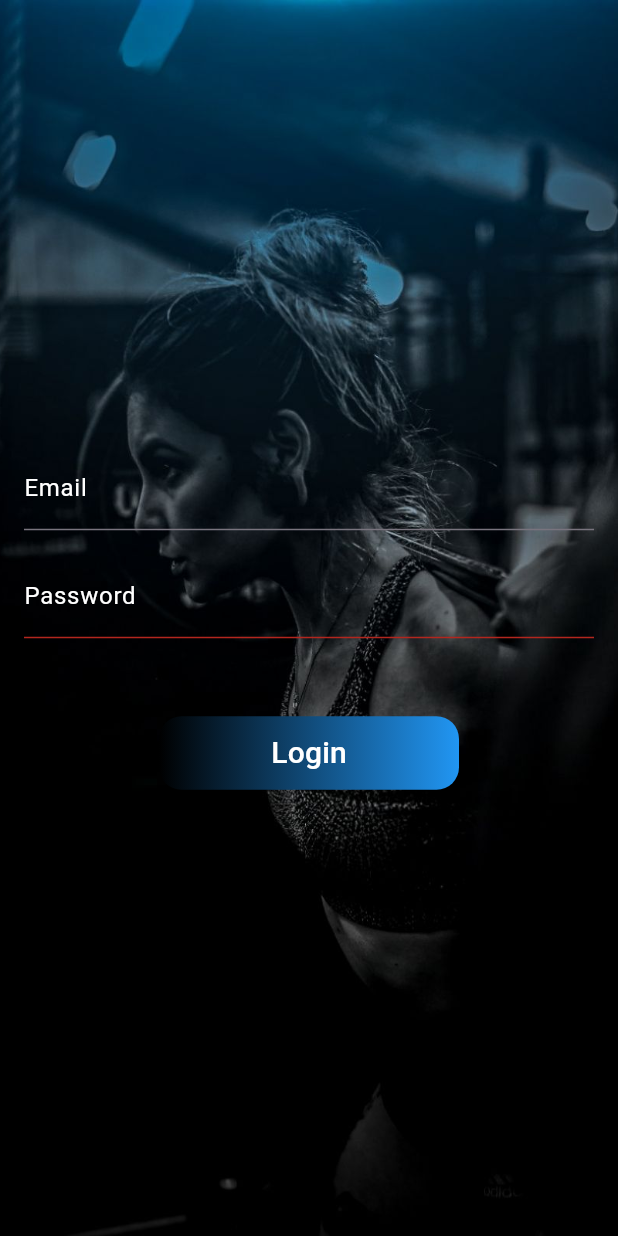
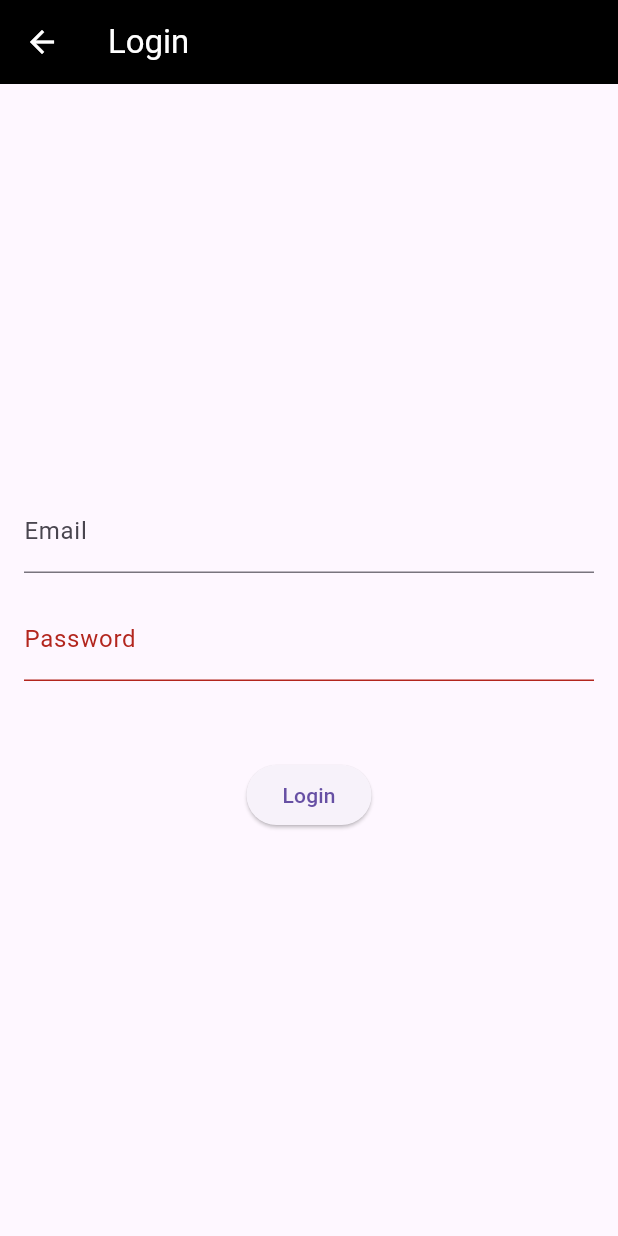
Before and after one commit to SDGP-93/FitFlow, a Flutter app: the screen it shows after launch, after a tap on "Log In", on a phone screen of 412 x 824 dp. Run offline on Flutter 3.47's test engine with Material 3 defaults, Android fonts, the phone set to English and light mode, and no system bars; our stand-ins replace firebase_auth, firebase_core; accounts and stored records are empty; network calls fail.

```diff
--- a/lib/Screens/logIn.dart
+++ b/lib/Screens/logIn.dart
@@ -17,15 +17,12 @@ class _logInState extends State<logIn> {
   @override
   Widget build(BuildContext context) {
     return Scaffold(
-      appBar: null, // Remove app top bar
-      body: Container(
-        decoration: BoxDecoration(
-          image: DecorationImage(
-            image: AssetImage('assets/loginBG.jpg'),
-            fit: BoxFit.cover,
+      appBar: AppBar(
+        title: const Text('Login'),
+        backgroundColor: Colors.black,
+        foregroundColor: Colors.white,
       ),
-        ),
-        child: Padding(
+      body: Padding(
         padding: const EdgeInsets.all(16.0),
         child: Column(
           mainAxisAlignment: MainAxisAlignment.center,
@@ -34,9 +31,7 @@ class _logInState extends State<logIn> {
               controller: _emailController,
               decoration: InputDecoration(
                 labelText: 'Email',
-                  labelStyle: TextStyle(color: Colors.white), // Set label text color to white
               ),
-                style: TextStyle(color: Colors.yellow), // Set text field text color to yellow
             ),
             const SizedBox(height: 16),
             TextField(
@@ -45,22 +40,10 @@ class _logInState extends State<logIn> {
               decoration: InputDecoration(
                 labelText: 'Password',
                 errorText: _errorMessage, // Display error message
-                  labelStyle: TextStyle(color: Colors.white), // Set label text color to white
               ),
-                style: TextStyle(color: Colors.yellow), // Set text field text color to yellow
             ),
             const SizedBox(height: 32),
-              Container(
-                width: 200,
-                decoration: BoxDecoration(
-                  borderRadius: BorderRadius.circular(15.0),
-                  gradient: LinearGradient(
-                    colors: [Colors.black, Colors.blue], // Gradient colors
-                    begin: Alignment.centerLeft,
-                    end: Alignment.centerRight,
-                  ),
-                ),
-                child: ElevatedButton(
+            ElevatedButton(
               onPressed: () async {
                 try {
                   await FirebaseAuth.instance.signInWithEmailAndPassword(
@@ -91,22 +74,9 @@ class _logInState extends State<logIn> {
                   });
                 }
               },
-                  style: ElevatedButton.styleFrom(
-                    padding: EdgeInsets.all(10), // Increase padding for better visibility
-                    shape: RoundedRectangleBorder(
-                      borderRadius: BorderRadius.circular(10.0),
-                    ),
-                    elevation: 0, // Remove button elevation
-                    backgroundColor: Colors.transparent, // Remove button background color
-                  ),
-                  child: Text(
-                    'Login',
-                    style: TextStyle(fontSize: 20, color: Colors.white), // Set button text color
-                  ),
-                ),
+              child: const Text('Login'),
             ),
           ],
-          ),
         ),
       ),
     );
```
Lines whose indentation alone changed are shown as unchanged.
